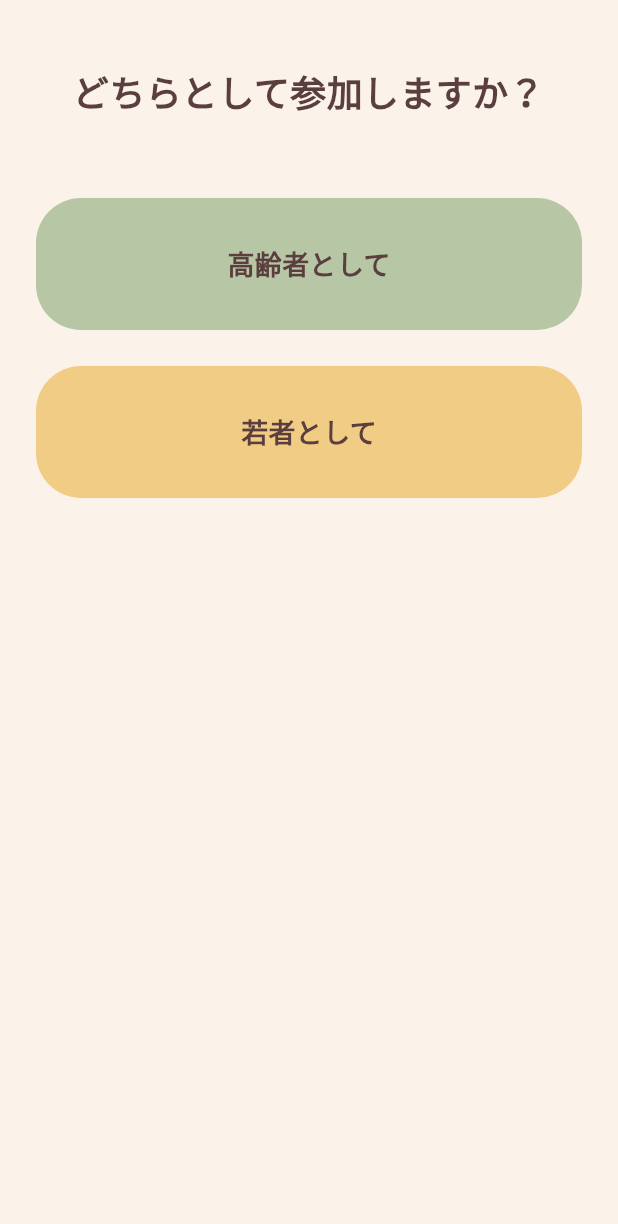
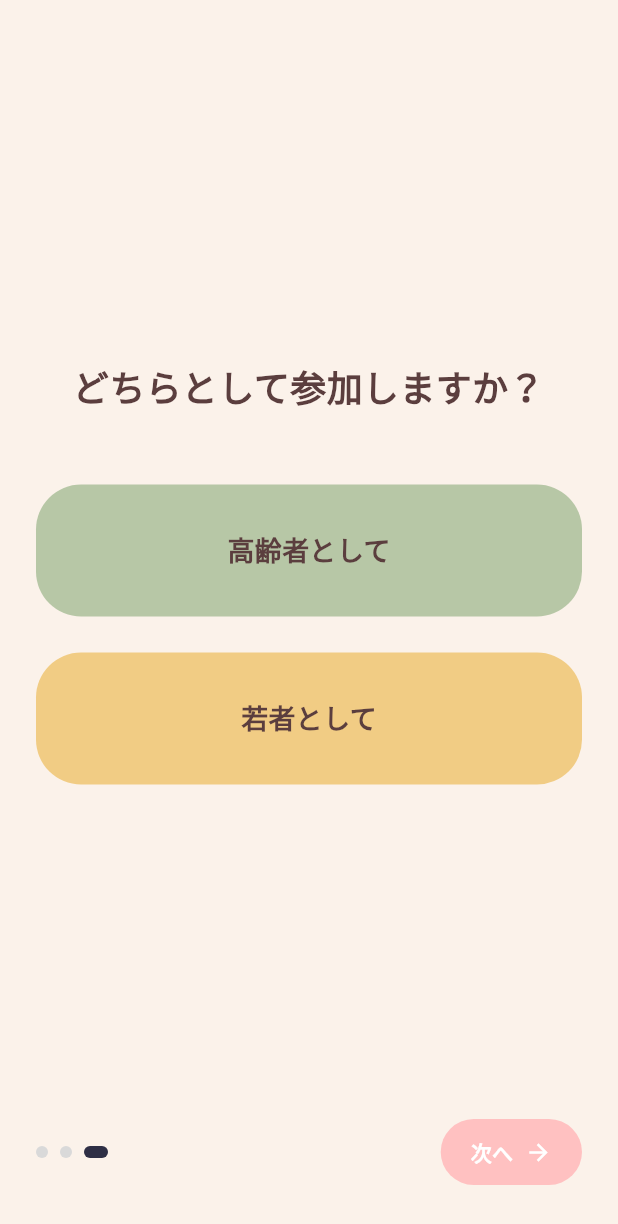
Before and after one commit to mun-o2/hack1, a Flutter app: the RoleSelectScreen screen opened by its route, on a phone screen of 412 x 824 dp. Shown: the top 1224 px of the screen. Run offline on Flutter 3.47's test engine with Material 3 defaults, Android fonts, the phone set to English and light mode, and no system bars; our stand-ins replace cloud_firestore, firebase_core, flutter_riverpod, go_router, shared_preferences; missing offline and left inert: agora_rtc_engine; accounts and stored records are empty; Roboto replaces fonts that are missing (ZenMaruGothic).

Commit message:
onboarding kansei

```diff
--- a/lib/features/onboarding/role_select_screen.dart
+++ b/lib/features/onboarding/role_select_screen.dart
@@ -21,7 +21,7 @@ class _RoleSelectScreenState extends ConsumerState<RoleSelectScreen> {
           padding: const EdgeInsets.symmetric(horizontal: 24, vertical: 20),
           child: Column(
             children: [
-              const SizedBox(height: 24),
+              const Spacer(flex: 1),
               const Text(
                 'どちらとして参加しますか？',
                 textAlign: TextAlign.center,
@@ -31,7 +31,7 @@ class _RoleSelectScreenState extends ConsumerState<RoleSelectScreen> {
                   fontWeight: FontWeight.w700,
                 ),
               ),
-              const SizedBox(height: 54),
+              const SizedBox(height: 48),
               _buildRoleButton(
                 label: '高齢者として',
                 backgroundColor: const Color(0xFFB7C7A6),
@@ -43,7 +43,73 @@ class _RoleSelectScreenState extends ConsumerState<RoleSelectScreen> {
                 backgroundColor: const Color(0xFFF1CC84),
                 onTap: () => _saveRoleAndGo('student'),
               ),
-              const SizedBox(height: 24),
+              const Spacer(flex: 1),
+              Row(
+                mainAxisAlignment: MainAxisAlignment.spaceBetween,
+                children: [
+                  Row(
+                    children: [
+                      Container(
+                        width: 8,
+                        height: 8,
+                        decoration: BoxDecoration(
+                          color: const Color(0xFFD9D9D9),
+                          borderRadius: BorderRadius.circular(8),
+                        ),
+                      ),
+                      const SizedBox(width: 8),
+                      Container(
+                        width: 8,
+                        height: 8,
+                        decoration: BoxDecoration(
+                          color: const Color(0xFFD9D9D9),
+                          borderRadius: BorderRadius.circular(8),
+                        ),
+                      ),
+                      const SizedBox(width: 8),
+                      Container(
+                        width: 16,
+                        height: 8,
+                        decoration: BoxDecoration(
+                          color: const Color(0xFF2E2F45),
+                          borderRadius: BorderRadius.circular(8),
+                        ),
+                      ),
+                    ],
+                  ),
+                  ElevatedButton(
+                    onPressed: () {},
+                    style: ElevatedButton.styleFrom(
+                      backgroundColor: const Color(0xFFFFC1C1),
+                      shape: const StadiumBorder(),
+                      padding: const EdgeInsets.symmetric(
+                        horizontal: 20,
+                        vertical: 12,
+                      ),
+                      elevation: 0,
+                    ),
+                    child: const Row(
+                      mainAxisSize: MainAxisSize.min,
+                      children: [
+                        Text(
+                          '次へ',
+                          style: TextStyle(
+                            color: Colors.white,
+                            fontWeight: FontWeight.bold,
+                          ),
+                        ),
+                        SizedBox(width: 8),
+                        Icon(
+                          Icons.arrow_forward,
+                          color: Colors.white,
+                          size: 18,
+                        ),
+                      ],
+                    ),
+                  ),
+                ],
+              ),
+              const SizedBox(height: 12),
             ],
           ),
         ),
```
Also changed, not shown: lib/features/onboarding/onboarding_screen.dart (+34 -2 lines), assets/images/image 63 (1).png (added), assets/images/image 71 (1).png (added), assets/images/telephone logo (1).png (added).
